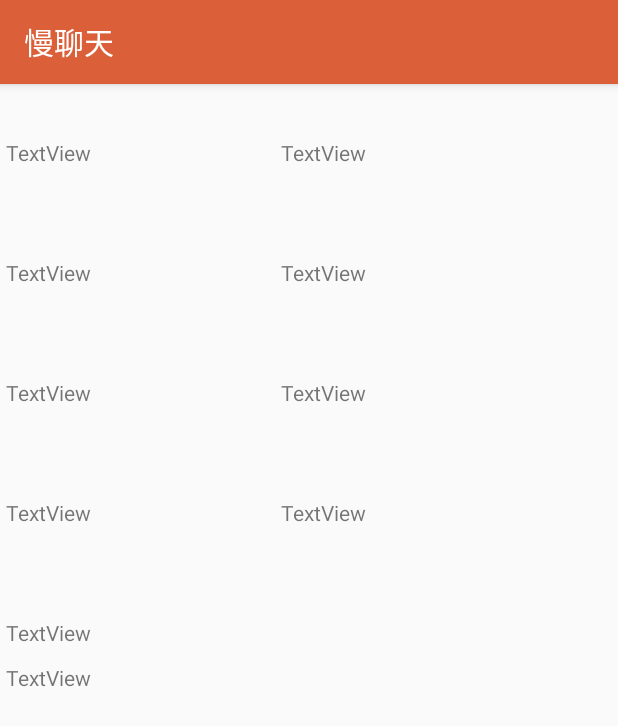
After one commit to android-app-development-course/17_SlowChat, an Android app: the PersonalInformationDetail screen opened directly, with no data from a screen before it, on a phone screen of 412 x 824 dp. The commit adds this screen. Shown: the top 726 px of the screen. Run offline under Robolectric (Android 15) with nearby library versions, the phone set to English and light mode, and no system bars; our stand-ins replace CircleImageView.

Commit message:
个人信息详细页面

```diff
--- a/code/SlowChat/app/src/main/AndroidManifest.xml
+++ b/code/SlowChat/app/src/main/AndroidManifest.xml
@@ -2,6 +2,7 @@
 <manifest xmlns:android="http://schemas.android.com/apk/res/android"
     package="com.example.dell.slowchat">
 
+    <uses-permission android:name="android.permission.INTERNET" />
     <uses-permission android:name="android.permission.INTERNET" />
 
     <application
@@ -33,24 +34,23 @@
             android:name=".ChatManage.ChatInterface"
             android:theme="@style/AppTheme.NoActionBar"
             android:windowActionBar="false"
-            android:windowSoftInputMode="stateHidden"></activity>
+            android:windowSoftInputMode="stateHidden" />
         <activity
             android:name=".ChatManage.ChatManageSearch"
-            android:label="@string/title_activity_chat_manage_search"></activity>
+            android:label="@string/title_activity_chat_manage_search" />
         <activity
             android:name=".FriendManage.FriendInfoActivity"
-
             android:label="@string/title_activity_friend_info"
-            android:theme="@style/AppTheme.NoActionBar"></activity>
+            android:theme="@style/AppTheme.NoActionBar" />
         <activity android:name=".Login.Register">
-            android:theme="@style/AppTheme.NoActionBar"
-            android:label="@string/title_activity_friend_info"></activity>
-        <activity
-            android:name=".MakeFriendHall.AddFriendActivity"
             android:theme="@style/AppTheme.NoActionBar"
             android:label="@string/title_activity_friend_info">
         </activity>
+        <activity
+            android:name=".MakeFriendHall.AddFriendActivity"
+            android:label="@string/title_activity_friend_info"
+            android:theme="@style/AppTheme.NoActionBar"></activity>
+        <activity android:name=".PersonalInformation.PersonalInformationDetail"></activity>
+    </application>
 
-    </application>
-    <uses-permission android:name="android.permission.INTERNET"></uses-permission>
 </manifest>
--- a/code/SlowChat/app/src/main/java/com/example/dell/slowchat/Login/Register.java
+++ b/code/SlowChat/app/src/main/java/com/example/dell/slowchat/Login/Register.java
@@ -73,10 +73,6 @@ public class Register extends AppCompatActivity implements View.OnClickListener
                 {
                     return;
                 }
-//                if(userInfoSQLiteHelper.addUser(new UserInfo(userNameEditText.getText().toString(),
-//                        userEmailEditText.getText().toString(),
-//                        userPasswordEditText.getText().toString(),
-//                        null)))
                 registerOnline(userEmailEditText.getText().toString(),
                        userPasswordEditText.getText().toString(),
                        userNameEditText.getText().toString());
--- a/code/SlowChat/app/src/main/java/com/example/dell/slowchat/PersonalInformation/PersonalInfoFragment.java
+++ b/code/SlowChat/app/src/main/java/com/example/dell/slowchat/PersonalInformation/PersonalInfoFragment.java
@@ -8,6 +8,7 @@ package com.example.dell.slowchat.PersonalInformation;
 import android.content.Context;
 import android.content.SharedPreferences;
 import android.os.Bundle;
+import android.support.constraint.ConstraintLayout;
 import android.support.v4.app.Fragment;
 import android.view.LayoutInflater;
 import android.view.View;
@@ -34,6 +35,7 @@ public class PersonalInfoFragment extends Fragment implements View.OnClickListen
     private TextView userName;
     private TextView userAccount;
     private TextView userIntegral;
+    private ConstraintLayout constraintLayout;
 
     private UserInfoSQLiteHelper userInfoSQLiteHelper;
 
@@ -88,11 +90,13 @@ public class PersonalInfoFragment extends Fragment implements View.OnClickListen
         userAccount = (TextView) rootView.findViewById(R.id.personal_info_user_account);
         userIntegral = (TextView) rootView.findViewById(R.id.personal_info_user_integral);
         userImage = (ImageView) rootView.findViewById(R.id.personal_info_user_image);
+        constraintLayout = (ConstraintLayout) rootView.findViewById(R.id.personal_info_constrain_layout);
     }
 
     private void initListener()
     {
         userImage.setOnClickListener(this);
+        constraintLayout.setOnClickListener(this);
     }
 
     private void initObject()
@@ -104,9 +108,9 @@ public class PersonalInfoFragment extends Fragment implements View.OnClickListen
     private void initPersonalInfo()
     {
         UserInfo userInfo = userInfoSQLiteHelper.getUserInfo(this.getUserEmail());
-        userName.setText(userInfo.getUserName());
-        userAccount.setText(userInfo.getUserEmail());
-//        userIntegral.setText(userInfo.getUserIntegral());
+        userName.setText(getString(R.string.personal_info_user_name_title)+userInfo.getUserName());
+        userAccount.setText(getString(R.string.personal_info_user_account_title)+userInfo.getUserEmail());
+        userIntegral.setText(getString(R.string.personal_info_user_integral_title)+userInfo.getUserIntegral());
     }
 
     public void onClick(View view)
@@ -116,6 +120,8 @@ public class PersonalInfoFragment extends Fragment implements View.OnClickListen
             case R.id.personal_info_user_image:
                 Toast.makeText(this.getContext(), "点击了头像", Toast.LENGTH_SHORT).show();
                 break;
+            case R.id.personal_info_constrain_layout:
+                Toast.makeText(this.getContext(), "点击了个人信息", Toast.LENGTH_SHORT).show();
         }
     }
 
--- /dev/null
+++ b/code/SlowChat/app/src/main/java/com/example/dell/slowchat/PersonalInformation/PersonalInformationDetail.java
@@ -0,0 +1,15 @@
+package com.example.dell.slowchat.PersonalInformation;
+
+import android.support.v7.app.AppCompatActivity;
+import android.os.Bundle;
+
+import com.example.dell.slowchat.R;
+
+public class PersonalInformationDetail extends AppCompatActivity {
+
+    @Override
+    protected void onCreate(Bundle savedInstanceState) {
+        super.onCreate(savedInstanceState);
+        setContentView(R.layout.personal_information_detail);
+    }
+}
--- a/code/SlowChat/app/src/main/res/layout/personal_info_main.xml
+++ b/code/SlowChat/app/src/main/res/layout/personal_info_main.xml
@@ -7,6 +7,7 @@
     tools:context="com.example.dell.slowchat.PersonalInformation.PersonalInfoFragment">
 
     <android.support.constraint.ConstraintLayout
+        android:id="@+id/personal_info_constrain_layout"
         android:layout_width="match_parent"
         android:layout_height="147dp">
 
--- /dev/null
+++ b/code/SlowChat/app/src/main/res/layout/personal_information_detail.xml
@@ -0,0 +1,121 @@
+<?xml version="1.0" encoding="utf-8"?>
+<android.support.constraint.ConstraintLayout xmlns:android="http://schemas.android.com/apk/res/android"
+    xmlns:app="http://schemas.android.com/apk/res-auto"
+    xmlns:tools="http://schemas.android.com/tools"
+    android:layout_width="match_parent"
+    android:layout_height="match_parent"
+    tools:context="com.example.dell.slowchat.PersonalInformation.PersonalInformationDetail">
+
+    <LinearLayout
+        android:layout_width="0dp"
+        android:layout_height="0dp"
+        android:layout_marginBottom="8dp"
+        android:layout_marginEnd="4dp"
+        android:layout_marginStart="4dp"
+        android:layout_marginTop="8dp"
+        android:orientation="vertical"
+        app:layout_constraintBottom_toBottomOf="parent"
+        app:layout_constraintEnd_toEndOf="parent"
+        app:layout_constraintStart_toStartOf="parent"
+        app:layout_constraintTop_toTopOf="parent">
+
+        <Space
+            android:layout_width="match_parent"
+            android:layout_height="28dp" />
+
+        <LinearLayout
+            android:layout_width="match_parent"
+            android:layout_height="wrap_content"
+            android:orientation="horizontal">
+
+            <TextView
+                android:id="@+id/textView7"
+                android:layout_width="20dp"
+                android:layout_height="80dp"
+                android:layout_weight="1"
+                android:text="TextView" />
+
+            <TextView
+                android:layout_width="wrap_content"
+                android:layout_height="80dp"
+                android:layout_weight="1"
+                android:text="TextView" />
+        </LinearLayout>
+
+        <LinearLayout
+            android:layout_width="match_parent"
+            android:layout_height="wrap_content"
+            android:orientation="horizontal">
+
+            <TextView
+                android:id="@+id/textView8"
+                android:layout_width="20dp"
+                android:layout_height="80dp"
+                android:layout_weight="1"
+                android:text="TextView" />
+
+            <TextView
+                android:layout_width="wrap_content"
+                android:layout_height="80dp"
+                android:layout_weight="1"
+                android:text="TextView" />
+        </LinearLayout>
+
+        <LinearLayout
+            android:layout_width="match_parent"
+            android:layout_height="wrap_content"
+            android:orientation="horizontal">
+
+            <TextView
+                android:id="@+id/textView9"
+                android:layout_width="20dp"
+                android:layout_height="80dp"
+                android:layout_weight="1"
+                android:text="TextView" />
+
+            <TextView
+                android:layout_width="wrap_content"
+                android:layout_height="80dp"
+                android:layout_weight="1"
+                android:text="TextView" />
+        </LinearLayout>
+
+        <LinearLayout
+            android:layout_width="match_parent"
+            android:layout_height="wrap_content"
+            android:orientation="horizontal">
+
+            <TextView
+                android:id="@+id/textView10"
+                android:layout_width="20dp"
+                android:layout_height="80dp"
+                android:layout_weight="1"
+                android:text="TextView" />
+
+            <TextView
+                android:layout_width="wrap_content"
+                android:layout_height="80dp"
+                android:layout_weight="1"
+                android:text="TextView" />
+        </LinearLayout>
+
+        <LinearLayout
+            android:layout_width="match_parent"
+            android:layout_height="match_parent"
+            android:orientation="vertical">
+
+            <TextView
+                android:id="@+id/textView12"
+                android:layout_width="match_parent"
+                android:layout_height="30dp"
+                android:text="TextView" />
+
+            <TextView
+                android:id="@+id/textView13"
+                android:layout_width="match_parent"
+                android:layout_height="100dp"
+                android:text="TextView" />
+        </LinearLayout>
+
+    </LinearLayout>
+</android.support.constraint.ConstraintLayout>
--- a/code/SlowChat/app/src/main/res/values/strings.xml
+++ b/code/SlowChat/app/src/main/res/values/strings.xml
@@ -157,11 +157,16 @@
     <string name="title_activity_add_friend">AddFriendActivity</string>
 
 
-
     <!--个人信息-->
     <string name="personal_info_user_name_title">用户名:</string>
     <string name="personal_info_user_account_title">账号:</string>
     <string name="personal_info_user_integral_title">经验值:</string>
 
+    <string name="personal_info_detail_user_name_textView" translatable="false">用户名：</string>
+    <string name="personal_info_detail_user_email_textView" translatable="false">账号：</string>
+    <string name="personal_info_detail_user__textView" translatable="false">经验值：</string>
+    <string name="personal_info_detail_user_signature_textView" translatable="false">个性签名：</string>
+
+
 
 </resources>
```
